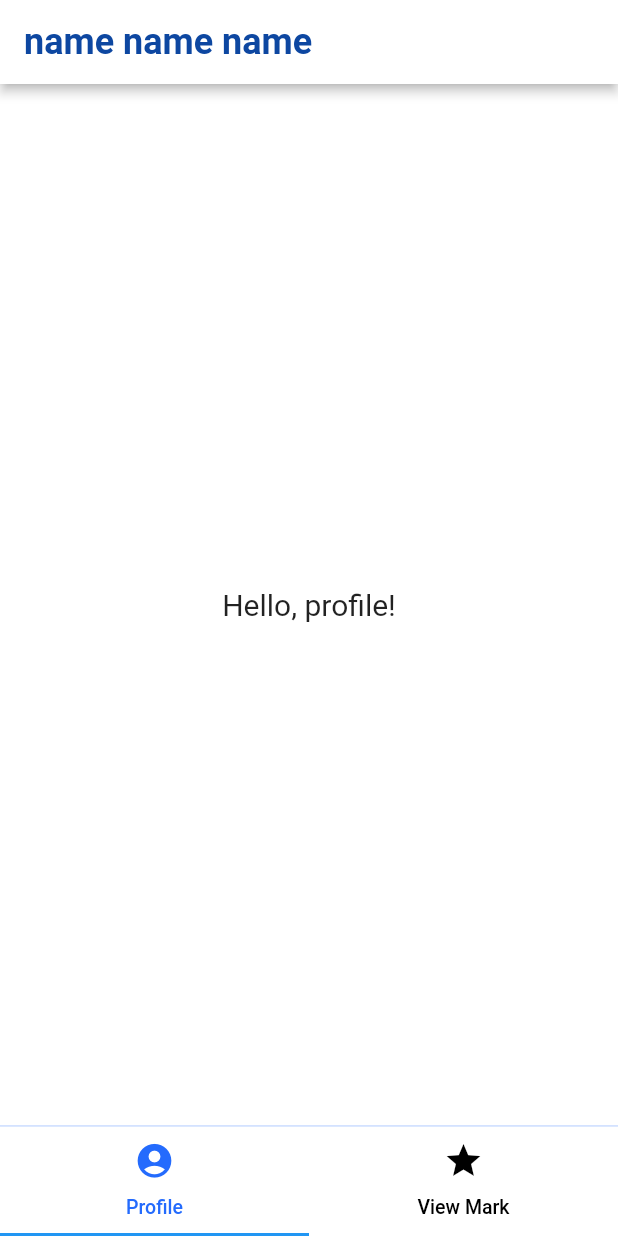
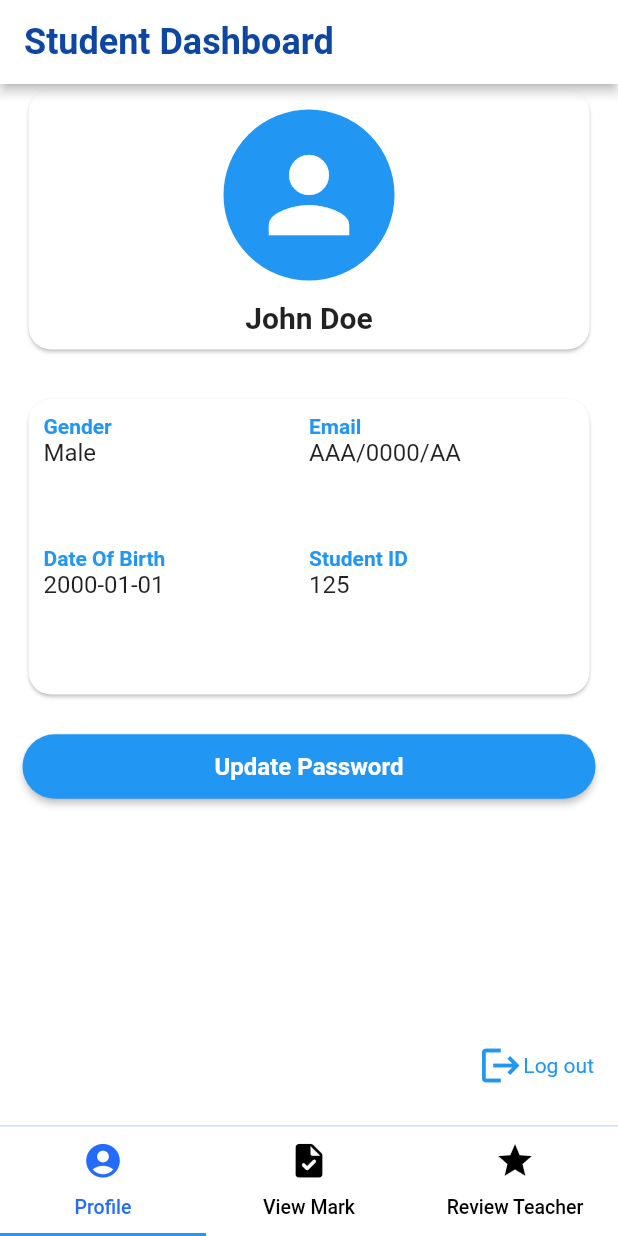
Before and after one commit to Yishak123-sol/school-app, a Flutter app: the screen it shows after launch, on a phone screen of 412 x 824 dp. Run offline on Flutter 3.47's test engine with Material 2 defaults, Android fonts, the phone set to English and light mode, and no system bars; our stand-ins replace introduction_screen; Roboto replaces fonts that are missing (Poppins).

Commit message:
created the student profile page

```diff
--- a/lib/Pages/student_home_page.dart
+++ b/lib/Pages/student_home_page.dart
@@ -1,4 +1,5 @@
 import 'package:flutter/material.dart';
+import 'package:school_app/Pages/student_profile_page.dart';
 
 class StudentHomePage extends StatefulWidget {
   const StudentHomePage({super.key});
@@ -27,11 +28,25 @@ class _StudentHomePageState extends State<StudentHomePage>
     ),
     const Tab(
       icon: Icon(
-        Icons.grade,
+        Icons.task_rounded,
         size: 27,
       ),
       child: Text(
         'View Mark',
+        maxLines: 1,
+        softWrap: false,
+        style: TextStyle(
+          fontSize: 13,
+        ),
+      ),
+    ),
+    const Tab(
+      icon: Icon(
+        Icons.star,
+        size: 27,
+      ),
+      child: Text(
+        'Review Teacher',
         maxLines: 1,
         softWrap: false,
         style: TextStyle(
@@ -45,7 +60,7 @@ class _StudentHomePageState extends State<StudentHomePage>
   void initState() {
     // TODO: implement initState
     super.initState();
-    tabController = TabController(vsync: this, length: 2);
+    tabController = TabController(vsync: this, length: 3);
   }
 
   @override
@@ -64,7 +79,7 @@ class _StudentHomePageState extends State<StudentHomePage>
             backgroundColor: Colors.white,
             elevation: 3,
             title: Text(
-              'name name name',
+              'Student Dashboard',
               style: TextStyle(
                 fontWeight: FontWeight.w600,
                 fontSize: 24,
@@ -75,7 +90,7 @@ class _StudentHomePageState extends State<StudentHomePage>
         ),
         body: TabBarView(
           controller: tabController,
-          children: [StudentProfile(), StudentMark()],
+          children: [StudentProfile(), StudentMark(), ReviewADD()],
         ),
         bottomNavigationBar: DecoratedBox(
           decoration: const BoxDecoration(
@@ -118,11 +133,14 @@ class StudentMark extends StatelessWidget {
   }
 }
 
-class StudentProfile extends StatelessWidget {
-  const StudentProfile({
-    super.key,
-  });
+class ReviewADD extends StatefulWidget {
+  const ReviewADD({super.key});
 
+  @override
+  State<ReviewADD> createState() => _ReviewADDState();
+}
+
+class _ReviewADDState extends State<ReviewADD> {
   @override
   Widget build(BuildContext context) {
     return Container(
@@ -130,7 +148,7 @@ class StudentProfile extends StatelessWidget {
       height: 100,
       child: Center(
         child: Text(
-          'Hello, profile!',
+          'Hello, Review!',
           style: TextStyle(
             fontSize: 20,
           ),
--- /dev/null
+++ b/lib/Pages/student_profile_page.dart
@@ -0,0 +1,205 @@
+import 'package:flutter/material.dart';
+
+class StudentProfile extends StatefulWidget {
+  @override
+  State<StudentProfile> createState() => _StudentProfileState();
+}
+
+class _StudentProfileState extends State<StudentProfile> {
+  @override
+  Widget build(BuildContext context) {
+    return Scaffold(
+      backgroundColor: Colors.white,
+      body: ListView(
+        padding: const EdgeInsets.only(left: 15, right: 15),
+        children: [
+          Card(
+            shape: RoundedRectangleBorder(
+              borderRadius: BorderRadius.circular(15),
+            ),
+            child: Padding(
+              padding: const EdgeInsets.all(10),
+              child: Column(
+                crossAxisAlignment: CrossAxisAlignment.center,
+                children: [
+                  Container(
+                    height: 120,
+                    width: 120,
+                    decoration: BoxDecoration(
+                      shape: BoxShape.circle,
+                      color: Colors.blue,
+                      border: Border.all(
+                        color: Colors.white,
+                        width: 3,
+                      ),
+                    ),
+                    child: Icon(
+                      Icons.person,
+                      size: 80,
+                      color: Colors.white,
+                    ),
+                  ),
+                  const SizedBox(
+                    height: 10,
+                  ),
+                  const Text(
+                    'John Doe',
+                    style: TextStyle(
+                      fontSize: 20,
+                      fontWeight: FontWeight.bold,
+                    ),
+                  ),
+                ],
+              ),
+            ),
+          ),
+          const SizedBox(
+            height: 25,
+          ),
+          Card(
+            shape: RoundedRectangleBorder(
+              borderRadius: BorderRadius.circular(15),
+            ),
+            child: Padding(
+              padding: const EdgeInsets.all(10),
+              child: GridView.count(
+                childAspectRatio: 2,
+                physics: const NeverScrollableScrollPhysics(),
+                shrinkWrap: true,
+                crossAxisCount: 2,
+                children: [
+                  Column(
+                    crossAxisAlignment: CrossAxisAlignment.start,
+                    children: [
+                      const Text(
+                        'Gender',
+                        style: TextStyle(
+                          color: Colors.blue,
+                          fontSize: 14,
+                          fontWeight: FontWeight.bold,
+                        ),
+                      ),
+                      const Text(
+                        'Male',
+                        style: TextStyle(
+                          fontSize: 16,
+                        ),
+                      ),
+                    ],
+                  ),
+                  Column(
+                    crossAxisAlignment: CrossAxisAlignment.start,
+                    children: [
+                      const Text(
+                        'Email',
+                        style: TextStyle(
+                          color: Colors.blue,
+                          fontSize: 14,
+                          fontWeight: FontWeight.bold,
+                        ),
+                      ),
+                      const Text(
+                        'AAA/0000/AA',
+                        style: TextStyle(
+                          fontSize: 16,
+                        ),
+                      ),
+                    ],
+                  ),
+                  Column(
+                    crossAxisAlignment: CrossAxisAlignment.start,
+                    children: [
+                      const Text(
+                        'Date Of Birth',
+                        style: TextStyle(
+                          color: Colors.blue,
+                          fontSize: 14,
+                          fontWeight: FontWeight.bold,
+                        ),
+                      ),
+                      const Text(
+                        '2000-01-01',
+                        style: TextStyle(
+                          fontSize: 16,
+                        ),
+                      ),
+                    ],
+                  ),
+                  Column(
+                    crossAxisAlignment: CrossAxisAlignment.start,
+                    children: [
+                      const Text(
+                        'Student ID',
+                        style: TextStyle(
+                          color: Colors.blue,
+                          fontSize: 14,
+                          fontWeight: FontWeight.bold,
+                        ),
+                      ),
+                      const Text(
+                        '125',
+                        style: TextStyle(
+                          fontSize: 16,
+                        ),
+                      ),
+                    ],
+                  ),
+                ],
+              ),
+            ),
+          ),
+          const SizedBox(
+            height: 20,
+          ),
+          ElevatedButton(
+            style: ElevatedButton.styleFrom(
+              padding: const EdgeInsets.symmetric(vertical: 12, horizontal: 30),
+              primary: Colors.blue,
+              shape: RoundedRectangleBorder(
+                borderRadius: BorderRadius.circular(25.0),
+              ),
+            ),
+            onPressed: () {
+              // Handle the password update action
+            },
+            child: Text(
+              'Update Password',
+              style: TextStyle(
+                fontWeight: FontWeight.w700,
+                fontSize: 16,
+                color: Colors.white,
+              ),
+            ),
+          ),
+          const SizedBox(
+            height: 20,
+          ),
+        ],
+      ),
+      floatingActionButton: InkWell(
+        onTap: () async {
+          // Handle log out action
+        },
+        child: Row(
+          mainAxisAlignment: MainAxisAlignment.end,
+          children: [
+            IconButton(
+              color: Colors.blue,
+              padding: const EdgeInsets.all(0),
+              iconSize: 30,
+              alignment: Alignment.centerRight,
+              onPressed: () {},
+              icon: const Icon(Icons.logout),
+            ),
+            const Text(
+              'Log out',
+              style: TextStyle(
+                color: Colors.blue,
+              ),
+            ),
+          ],
+        ),
+      ),
+    );
+  }
+}
--- a/lib/util/widgets.dart
+++ b/lib/util/widgets.dart
@@ -215,3 +215,21 @@ class _DatePicker extends State<DatePicker> {
         },
       );
 }
+
+class Headlines extends StatelessWidget {
+  const Headlines({super.key, required this.text, this.end = false});
+  final text;
+  final end;
+
+  @override
+  Widget build(BuildContext context) => Text(
+        text,
+        textAlign: end ? TextAlign.end : TextAlign.start,
+        style: const TextStyle(
+          fontSize: 14,
+          height: 1.6,
+          fontWeight: FontWeight.w600,
+          color: Colors.grey,
+        ),
+      );
+}
```
